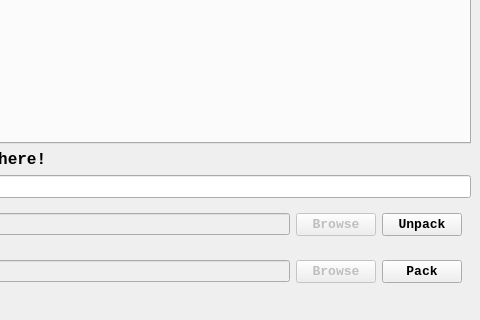
First picture: the form in ui/mainwindow.ui, repository SaltySasha/MC3dit, before the edit; both pictures show x 570 to 1050 and y 430 to 750 of the 1050 by 750 pixel window.
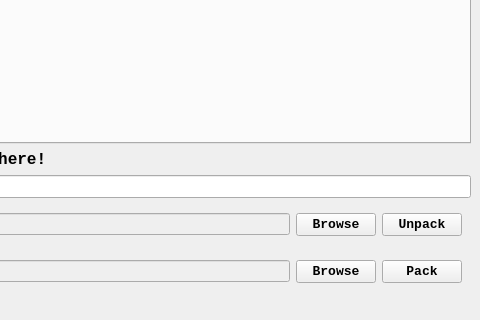
Second picture: the form after the edit.

Patch:
```diff
--- a/ui/mainwindow.ui
+++ b/ui/mainwindow.ui
@@ -133,7 +133,7 @@
        <item>
         <widget class="QPushButton" name="BrowseUnpackButton">
          <property name="enabled">
-          <bool>false</bool>
+          <bool>true</bool>
          </property>
          <property name="sizePolicy">
           <sizepolicy hsizetype="Preferred" vsizetype="Preferred">
@@ -202,7 +202,7 @@
        <item>
         <widget class="QPushButton" name="BrowsePackButton">
          <property name="enabled">
-          <bool>false</bool>
+          <bool>true</bool>
          </property>
          <property name="sizePolicy">
           <sizepolicy hsizetype="Preferred" vsizetype="Preferred">
```
